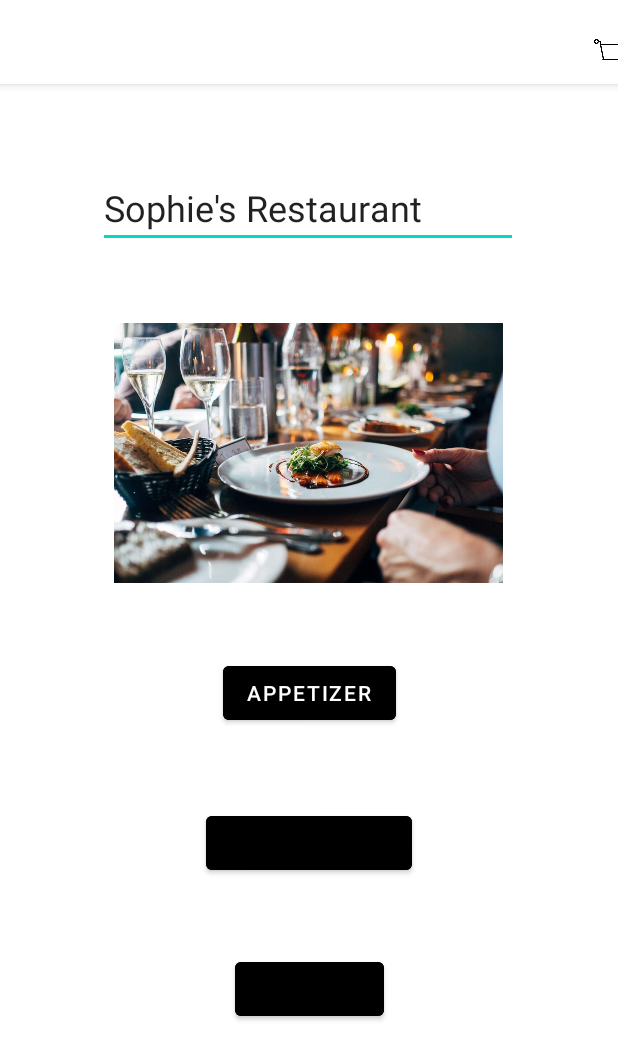
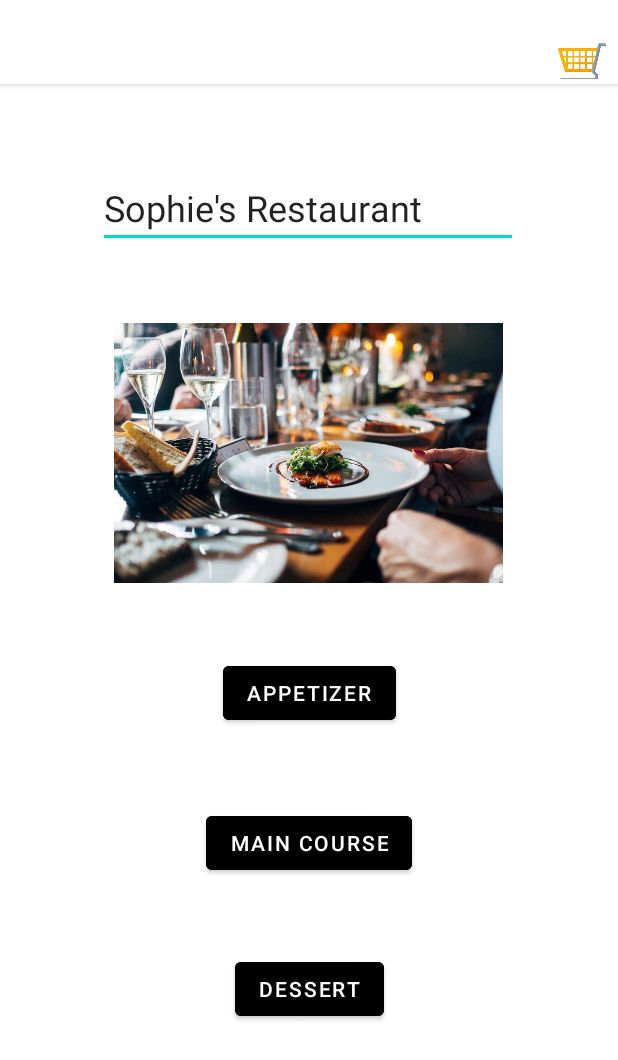
Before and after one commit to soso83120/TDAndroidSAUMIERSophie, an Android app: the screen it shows after launch (HomeActivity), on a phone screen of 412 x 824 dp. Shown: the top 1060 px of the screen. Run offline under Robolectric (Android 15) with nearby library versions, the phone set to English and light mode, and no system bars.

Commit message:
panier ok

```diff
--- a/app/src/main/AndroidManifest.xml
+++ b/app/src/main/AndroidManifest.xml
@@ -12,6 +12,7 @@
         android:supportsRtl="true"
         android:theme="@style/Theme.TDAndroidSAUMIERSophie"
         android:usesCleartextTraffic="true">
+        <activity android:name=".basket.BasketActivity"></activity>
         <activity android:name=".detail.DetailActivity" />
         <activity android:name=".Category.CategoryActivity" />
         <activity android:name=".network.HomeActivity">
--- a/app/src/main/java/com/example/tdandroidsaumiersophie/Category/CategoryActivity.kt
+++ b/app/src/main/java/com/example/tdandroidsaumiersophie/Category/CategoryActivity.kt
@@ -31,7 +31,7 @@ enum class ItemType {
         }
     }
 }
-class CategoryActivity : AppCompatActivity() {
+class CategoryActivity : BaseActivity(){
     private lateinit var binding: ActivityCategoryBinding
     override fun onCreate(savedInstanceState: Bundle?) {
         super.onCreate(savedInstanceState)
--- a/app/src/main/java/com/example/tdandroidsaumiersophie/network/BaseActivity.kt
+++ b/app/src/main/java/com/example/tdandroidsaumiersophie/network/BaseActivity.kt
@@ -1,33 +1,44 @@
 package com.example.tdandroidsaumiersophie.network
 
 import android.content.Context
+import android.content.Intent
 import android.util.Log
 import android.view.Menu
 import android.widget.TextView
 import androidx.appcompat.app.AppCompatActivity
 import androidx.core.view.isVisible
 import com.example.tdandroidsaumiersophie.R
+import com.example.tdandroidsaumiersophie.basket.Basket
+import com.example.tdandroidsaumiersophie.basket.BasketActivity
 import com.example.tdandroidsaumiersophie.detail.DetailActivity
 
 open class BaseActivity: AppCompatActivity() {
 
     override fun onCreateOptionsMenu(menu: Menu?): Boolean {
-        menuInflater.inflate(R.menu.menu,menu)
-        val menuView= menu?.findItem(R.id.basket)?.actionView
-        val countText= menuView?.findViewById(R.id.basketCount) as? TextView
-        val count=getItemCount()
-        countText?.isVisible=count > 0
-        countText?.text=count.toString()
+        menuInflater.inflate(R.menu.menu, menu)
+        val menuView = menu?.findItem(R.id.basket)?.actionView
+        val countText = menuView?.findViewById(R.id.basketCount) as? TextView
+        val count = getItemsCount()
+        countText?.isVisible = count > 0
 
-        menuView?.setOnClickListener{
-            //Start basket activity
+        countText?.text = count.toString()
+
+        menuView?.setOnClickListener {
+            val intent = Intent(this, BasketActivity::class.java)
+            startActivity(intent)
         }
+
         return true
     }
 
-    private fun getItemCount():Int{
-        val sharedPreferences=getSharedPreferences(DetailActivity.USER_PREFERENCES_NAME, Context.MODE_PRIVATE)
-        return sharedPreferences.getInt(DetailActivity.ITEM_COUNT,0)
+    override fun onResume() {
+        super.onResume()
+        invalidateOptionsMenu()
+    }
 
+    private fun getItemsCount(): Int {
+        val sharedPreferences =
+            getSharedPreferences(Basket.USER_PREFERENCES_NAME, Context.MODE_PRIVATE)
+        return sharedPreferences.getInt(Basket.ITEM_COUNT, 0)
     }
 }
--- a/app/src/main/res/layout/menu_basket.xml
+++ b/app/src/main/res/layout/menu_basket.xml
@@ -2,13 +2,27 @@
 <androidx.constraintlayout.widget.ConstraintLayout xmlns:android="http://schemas.android.com/apk/res/android"
     xmlns:app="http://schemas.android.com/apk/res-auto"
     xmlns:tools="http://schemas.android.com/tools"
-    android:layout_width="24dp"
-    android:layout_height="24dp">
+    android:layout_width="50dp"
+    android:layout_height="50dp">
+
+    <TextView
+        android:id="@+id/basketCount"
+        android:layout_width="40dp"
+        android:layout_height="40dp"
+        android:text="@string/textview"
+        android:textAlignment="center"
+        android:textColor="@color/black"
+        app:layout_constraintBottom_toBottomOf="parent"
+        app:layout_constraintEnd_toEndOf="parent"
+        app:layout_constraintStart_toStartOf="parent"
+        app:layout_constraintTop_toTopOf="parent" />
 
     <ImageView
         android:id="@+id/cartMenu"
-        android:layout_width="40dp"
-        android:layout_height="40dp"
+        android:layout_width="50dp"
+        android:layout_height="50dp"
+        android:layout_marginTop="16dp"
+        android:contentDescription="TODO"
         android:padding="8dp"
         app:layout_constraintBottom_toBottomOf="parent"
         app:layout_constraintEnd_toEndOf="parent"
@@ -18,13 +32,4 @@
         app:layout_constraintVertical_bias="0.0"
         app:srcCompat="@drawable/ic_cart" />
 
-    <TextView
-        android:id="@+id/basketCount"
-        android:layout_width="24dp"
-        android:layout_height="24dp"
-        android:layout_marginTop="4dp"
-        android:layout_marginEnd="4dp"
-        android:text="TextView"
-        app:layout_constraintEnd_toEndOf="parent"
-        app:layout_constraintTop_toTopOf="parent" />
 </androidx.constraintlayout.widget.ConstraintLayout>
--- a/app/src/main/res/menu/menu.xml
+++ b/app/src/main/res/menu/menu.xml
@@ -5,7 +5,7 @@
     <item
         android:id="@+id/basket"
         app:actionLayout="@layout/menu_basket"
-        android:icon="@drawable/imagerestaurant"
+        android:icon="@drawable/ic_cart"
         android:title="Item"
         app:showAsAction="always" />
 </menu>
--- a/app/src/main/res/values/strings.xml
+++ b/app/src/main/res/values/strings.xml
@@ -12,4 +12,5 @@
     <string name="basket">le plat a été enregistré</string>
     <!-- TODO: Remove or change this placeholder text -->
     <string name="hello_blank_fragment">Hello blank fragment</string>
+
 </resources>
--- a/app/src/main/res/values/themes.xml
+++ b/app/src/main/res/values/themes.xml
@@ -4,7 +4,7 @@
         <!-- Primary brand color. -->
         <item name="colorPrimary">@color/white</item>
         <item name="colorPrimaryVariant">@color/black</item>
-        <item name="colorOnPrimary">@color/black</item>
+        <item name="colorOnPrimary">@color/white</item>
         <!-- Secondary brand color. -->
         <item name="colorSecondary">@color/teal_200</item>
         <item name="colorSecondaryVariant">@color/teal_700</item>
```
Also changed, not shown: app/src/main/java/com/example/tdandroidsaumiersophie/basket/Basket.kt (+23 -5 lines), app/src/main/java/com/example/tdandroidsaumiersophie/basket/BasketActivity.kt (added, +32 -0 lines), app/src/main/java/com/example/tdandroidsaumiersophie/basket/BasketAdapter.kt (added, +59 -0 lines), app/src/main/java/com/example/tdandroidsaumiersophie/detail/DetailActivity.kt (+14 -11 lines), app/src/main/res/layout/activity_basket.xml (added, +42 -0 lines), app/src/main/res/layout/basket_cell.xml (added, +71 -0 lines), app/src/main/res/drawable/ic_cart.png.
